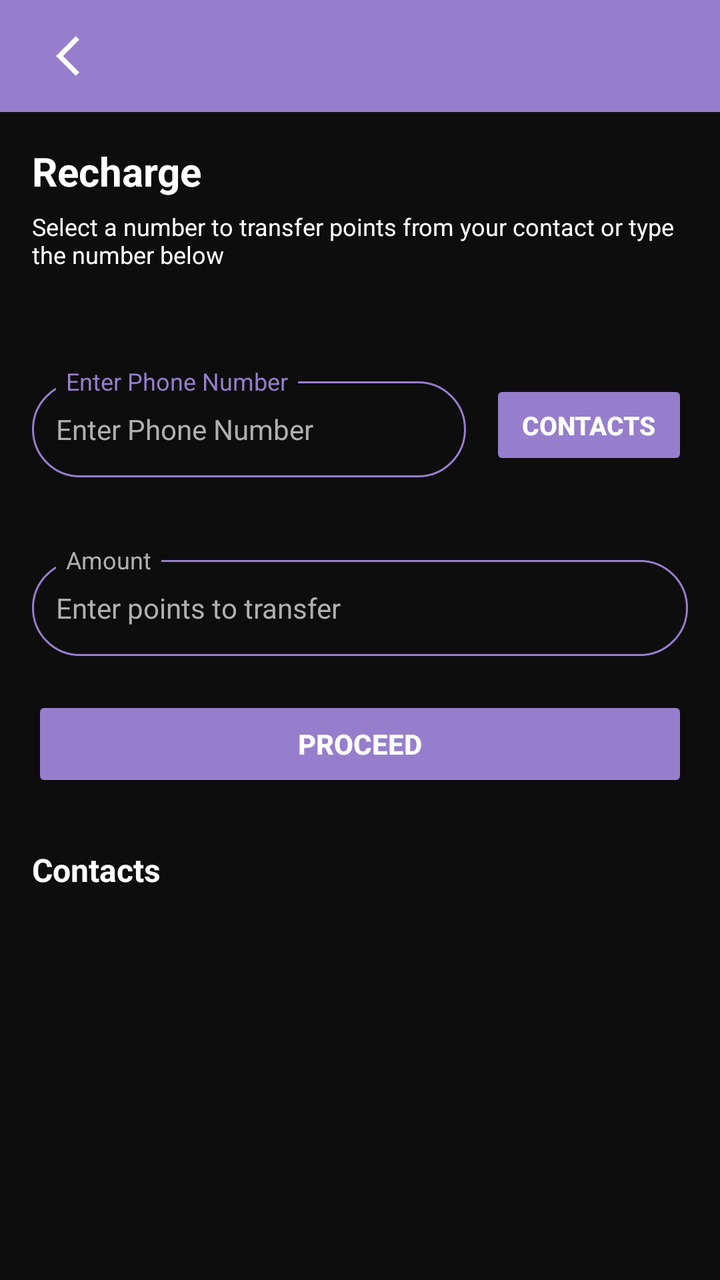
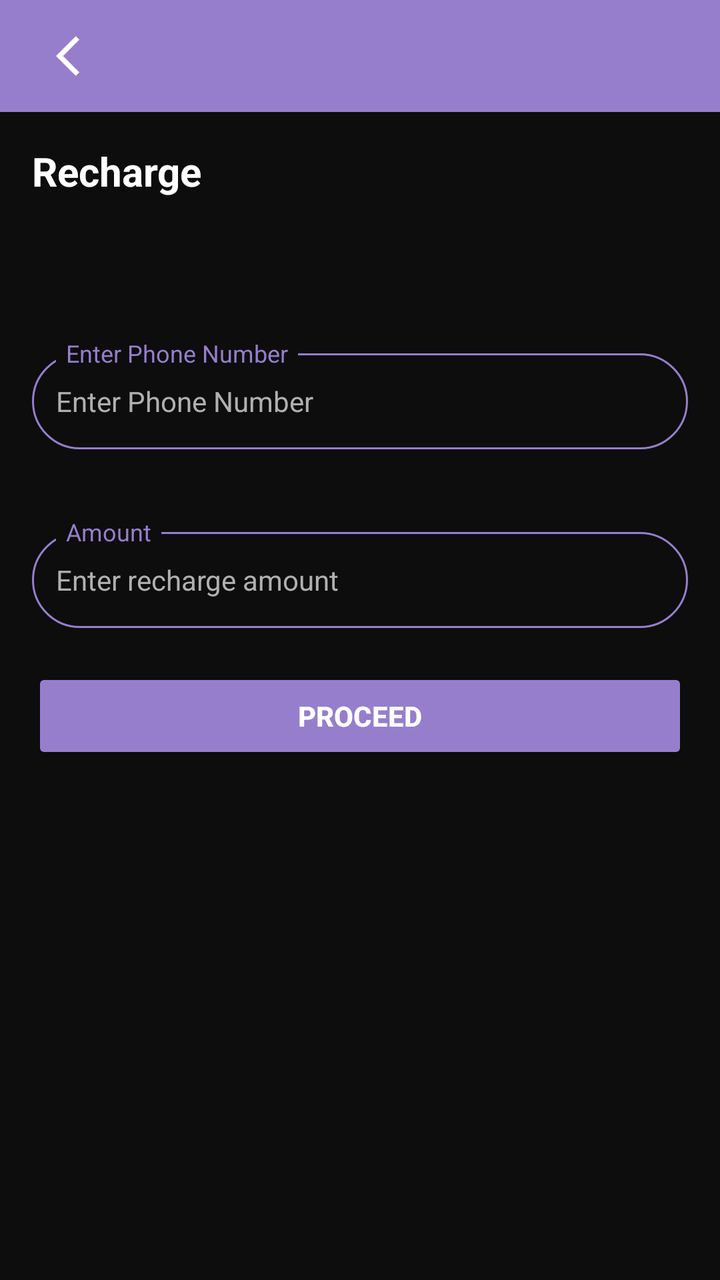

Two renders of the same Android screen: before a commit and after it. Below are the layout's source before the change and the commit's diff.
<!-- AndroidManifest.xml: application theme Theme.TelcoApp -->
<!-- res/layout/activity_point_transfer.xml -->
<?xml version="1.0" encoding="utf-8"?>
<androidx.constraintlayout.widget.ConstraintLayout xmlns:android="http://schemas.android.com/apk/res/android"
    xmlns:app="http://schemas.android.com/apk/res-auto"
    xmlns:tools="http://schemas.android.com/tools"
    android:id="@+id/main"
    android:layout_width="match_parent"
    android:layout_height="match_parent"
    android:background="@color/telco_screen_background"
    tools:context=".recharge.PointTransferActivity">

    
    <LinearLayout
        android:id="@+id/headerLayout"
        android:layout_width="match_parent"
        android:layout_height="56dp"
        android:background="@color/telco_screen_cta"
        android:gravity="center_vertical"
        android:paddingStart="16dp"
        app:layout_constraintEnd_toEndOf="parent"
        app:layout_constraintStart_toStartOf="parent"
        app:layout_constraintTop_toTopOf="parent">

        <ImageButton
            android:id="@+id/backButton"
            android:layout_width="48dp"
            android:layout_height="48dp"
            android:background="?attr/selectableItemBackground"
            android:contentDescription="back"
            android:scaleType="centerInside"
            android:src="@drawable/back_ic"
            app:tint="@color/white" />
    </LinearLayout>

    
    <ScrollView
        android:layout_width="match_parent"
        android:layout_height="0dp"
        android:background="@color/telco_screen_background"
        app:layout_constraintBottom_toBottomOf="parent"
        app:layout_constraintEnd_toEndOf="parent"
        app:layout_constraintStart_toStartOf="parent"
        app:layout_constraintTop_toBottomOf="@id/headerLayout">

        <LinearLayout
            android:layout_width="match_parent"
            android:layout_height="wrap_content"
            android:orientation="vertical"
            android:paddingHorizontal="16dp"
            android:paddingVertical="16dp">

            
            <LinearLayout
                android:layout_width="match_parent"
                android:layout_height="wrap_content"
                android:orientation="vertical"
                android:layout_marginBottom="20dp">

                <TextView
                    android:layout_width="wrap_content"
                    android:layout_height="wrap_content"
                    android:text="Recharge"
                    android:textColor="@color/white"
                    android:textSize="20sp"
                    android:textStyle="bold" />

                <TextView
                    android:layout_width="wrap_content"
                    android:layout_height="wrap_content"
                    android:layout_marginTop="6dp"
                    android:text="Select a number to transfer points from your contact or type the number below"
                    android:textColor="@color/white"
                    android:textSize="12sp" />
            </LinearLayout>



            
            <LinearLayout
                android:layout_width="match_parent"
                android:layout_height="wrap_content"
                android:gravity="center_vertical"
                android:orientation="horizontal"
                android:layout_marginTop="30dp"
                android:layout_marginBottom="16dp">

                <androidx.constraintlayout.widget.ConstraintLayout
                    android:layout_width="match_parent"
                    android:layout_height="wrap_content"
                    android:layout_weight="1"
                    android:orientation="vertical"
                    android:layout_marginTop="2dp"
                    android:layout_marginBottom="12dp">
                <EditText
                    android:id="@+id/phoneNumberInput"
                    android:layout_width="match_parent"
                    android:layout_height="48dp"
                    app:layout_constraintBottom_toBottomOf="parent"
                    app:layout_constraintEnd_toEndOf="parent"
                    app:layout_constraintStart_toStartOf="parent"
                    android:background="@drawable/bg_input_field_rounded"
                    android:hint="Enter Phone Number"
                    android:inputType="phone"
                    android:paddingHorizontal="12dp"
                    android:textColor="@color/white"
                    android:textColorHint="@color/text_secondary"
                    android:textSize="14sp" />
                    <TextView
                        android:layout_width="wrap_content"
                        android:layout_height="wrap_content"
                        android:text="Enter Phone Number"
                        android:textColor="@color/telco_screen_cta"
                        android:textSize="12sp"
                        android:paddingHorizontal="5dp"
                        android:layout_marginStart="12dp"
                        android:background="@color/telco_screen_background"
                        app:layout_constraintStart_toStartOf="@id/phoneNumberInput"
                        app:layout_constraintTop_toTopOf="@id/phoneNumberInput"
                        app:layout_constraintBottom_toTopOf="@id/phoneNumberInput"/>
                </androidx.constraintlayout.widget.ConstraintLayout>

                <Button
                    android:id="@+id/contactsButton"
                    android:layout_width="wrap_content"
                    android:layout_height="45dp"
                    android:layout_marginStart="12dp"
                    android:paddingHorizontal="16dp"
                    android:backgroundTint="@color/telco_screen_cta"
                    android:layout_marginBottom="8dp"
                    android:text="Contacts"
                    android:textColor="@color/white"
                    android:textSize="13sp"
                    android:textStyle="bold" />
            </LinearLayout>

            
            <androidx.constraintlayout.widget.ConstraintLayout
                android:layout_width="match_parent"
                android:layout_height="wrap_content"
                android:orientation="vertical"
                android:layout_marginBottom="20dp">

                <EditText
                    android:id="@+id/pointsInput"
                    android:layout_width="match_parent"
                    android:layout_height="48dp"
                    android:layout_marginTop="8dp"
                    android:background="@drawable/bg_input_field_rounded"
                    android:hint="Enter points to transfer"
                    android:inputType="number"
                    app:layout_constraintBottom_toBottomOf="parent"
                    app:layout_constraintEnd_toEndOf="parent"
                    app:layout_constraintStart_toStartOf="parent"
                    android:paddingHorizontal="12dp"
                    android:textColor="@color/white"
                    android:textColorHint="@color/text_secondary"
                    android:textSize="14sp" />
                <TextView
                    android:layout_width="wrap_content"
                    android:layout_height="wrap_content"
                    android:text="Amount"
                    android:textColor="@color/text_secondary"
                    android:textSize="12sp"
                    android:paddingHorizontal="5dp"
                    android:layout_marginStart="12dp"
                    android:background="@color/telco_screen_background"
                    app:layout_constraintStart_toStartOf="@id/pointsInput"
                    app:layout_constraintTop_toTopOf="@id/pointsInput"
                    app:layout_constraintBottom_toTopOf="@id/pointsInput"
                    />
            </androidx.constraintlayout.widget.ConstraintLayout>

            
            <Button
                android:id="@+id/proceedButton"
                android:layout_width="match_parent"
                android:layout_height="48dp"
                android:layout_marginBottom="28dp"
                android:backgroundTint="@color/telco_screen_cta"
                android:text="PROCEED"
                android:textColor="@color/white"
                android:textSize="14sp"
                android:textStyle="bold" />

            
            <LinearLayout
                android:layout_width="match_parent"
                android:layout_height="wrap_content"
                android:orientation="vertical">

                <TextView
                    android:layout_width="wrap_content"
                    android:layout_height="wrap_content"
                    android:text="Contacts"
                    android:textColor="@color/white"
                    android:textSize="16sp"
                    android:textStyle="bold"
                    android:layout_marginBottom="16dp" />

                
                <androidx.recyclerview.widget.RecyclerView
                    android:id="@+id/contactsRecyclerView"
                    android:layout_width="match_parent"
                    android:layout_height="wrap_content"
                    android:orientation="vertical"
                    app:layoutManager="androidx.recyclerview.widget.LinearLayoutManager" />
            </LinearLayout>

            
            <View
                android:layout_width="match_parent"
                android:layout_height="16dp" />
        </LinearLayout>
    </ScrollView>
</androidx.constraintlayout.widget.ConstraintLayout>
<!-- resources referenced by this layout -->
<resources>
  <color name="telco_screen_background">#0d0d0d</color>
  <color name="telco_screen_cta">#967ecd</color>
  <color name="text_secondary">#B0B0B0</color>
  <color name="white">#FFFFFFFF</color>
  <!-- drawable back_ic (drawable) -->
  <vector xmlns:android="http://schemas.android.com/apk/res/android" android:autoMirrored="true" android:height="24dp" android:tint="#000000" android:viewportHeight="24" android:viewportWidth="24" android:width="24dp">
        
      <path android:fillColor="@android:color/white" android:pathData="M11.67,3.87L9.9,2.1 0,12l9.9,9.9 1.77,-1.77L3.54,12z"/>
      
  </vector>
  <!-- drawable bg_input_field_rounded (drawable) -->
  <?xml version="1.0" encoding="utf-8"?>
  <shape xmlns:android="http://schemas.android.com/apk/res/android"
      android:shape="rectangle">
      <solid android:color="@color/telco_screen_background" />
      <corners android:radius="24dp" />
      <stroke
          android:width="1dp"
          android:color="@color/telco_screen_cta" />
  </shape>
  <style name="Theme.TelcoApp" parent="Base.Theme.TelcoApp" />
  <style name="Base.Theme.TelcoApp" parent="Theme.MaterialComponents.DayNight.NoActionBar">
          
           <item name="colorPrimary">@color/black</item>
      </style>
  <color name="black">#FF000000</color>
</resources>

<!-- the commit's change to res/layout/activity_point_transfer.xml (unified diff, before → after) -->
@@ -67,7 +67,6 @@
                     android:layout_width="wrap_content"
                     android:layout_height="wrap_content"
                     android:layout_marginTop="6dp"
-                    android:text="Select a number to transfer points from your contact or type the number below"
                     android:textColor="@color/white"
                     android:textSize="12sp" />
             </LinearLayout>
@@ -119,6 +118,7 @@
                 </androidx.constraintlayout.widget.ConstraintLayout>
 
                 <Button
+                    android:visibility="gone"
                     android:id="@+id/contactsButton"
                     android:layout_width="wrap_content"
                     android:layout_height="45dp"
@@ -145,7 +145,7 @@
                     android:layout_height="48dp"
                     android:layout_marginTop="8dp"
                     android:background="@drawable/bg_input_field_rounded"
-                    android:hint="Enter points to transfer"
+                    android:hint="Enter recharge amount"
                     android:inputType="number"
                     app:layout_constraintBottom_toBottomOf="parent"
                     app:layout_constraintEnd_toEndOf="parent"
@@ -158,7 +158,7 @@
                     android:layout_width="wrap_content"
                     android:layout_height="wrap_content"
                     android:text="Amount"
-                    android:textColor="@color/text_secondary"
+                    android:textColor="@color/telco_screen_cta"
                     android:textSize="12sp"
                     android:paddingHorizontal="5dp"
                     android:layout_marginStart="12dp"
@@ -185,6 +185,7 @@
             <LinearLayout
                 android:layout_width="match_parent"
                 android:layout_height="wrap_content"
+                android:visibility="gone"
                 android:orientation="vertical">
 
                 <TextView
